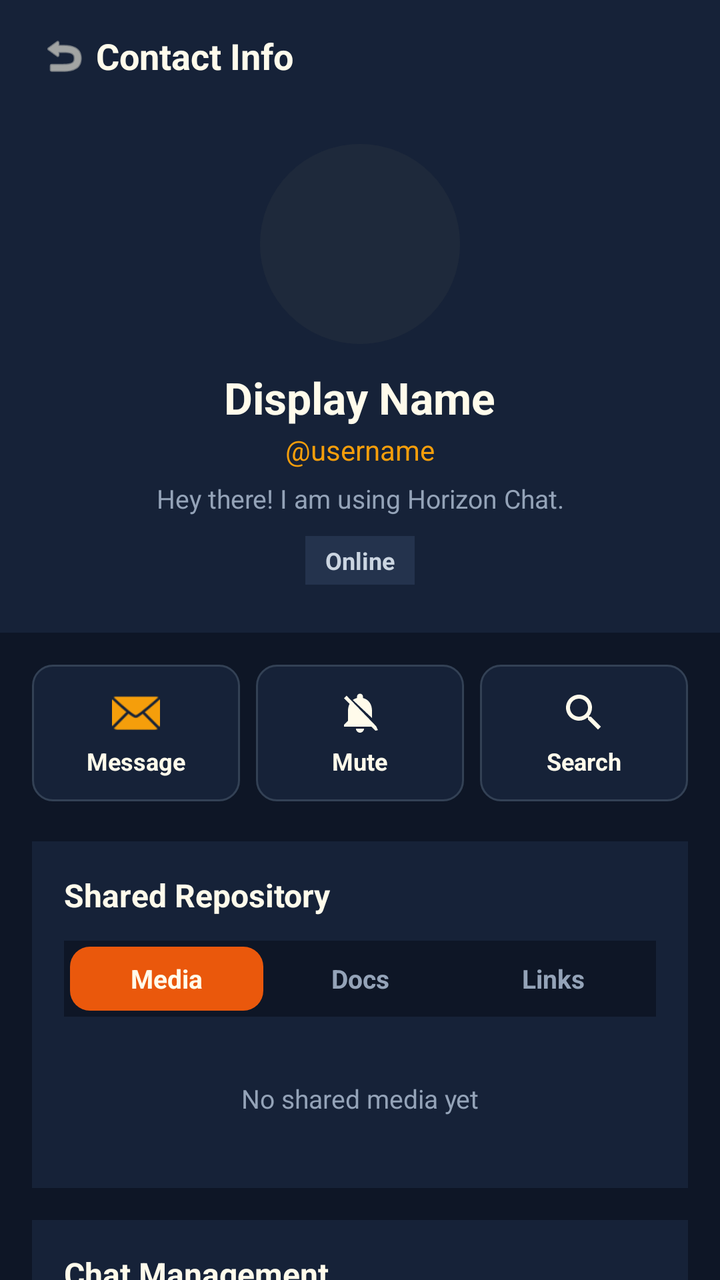
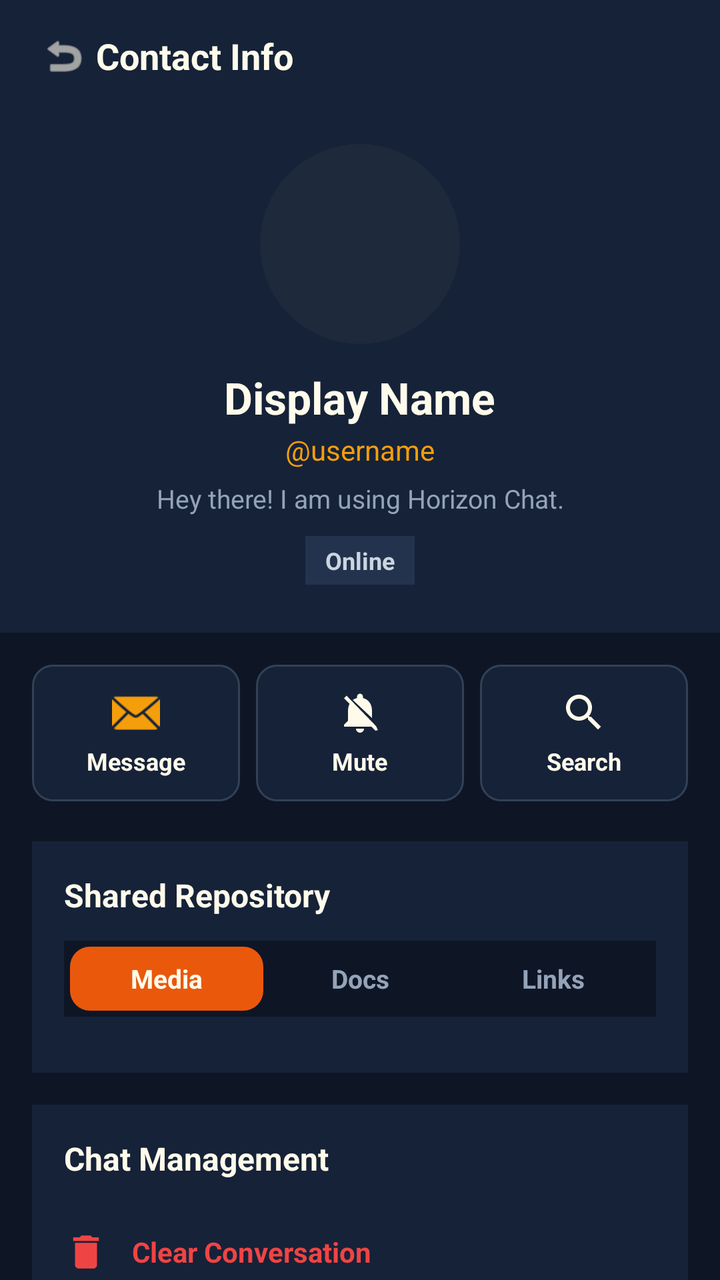

An Android layout rendered at two revisions. The XML below is the earlier revision; the diff shows what the commit changed to produce the second picture.
<!-- AndroidManifest.xml: application theme Theme.HorizonChat -->
<!-- res/layout/activity_user_profile.xml -->
<?xml version="1.0" encoding="utf-8"?>
<androidx.core.widget.NestedScrollView xmlns:android="http://schemas.android.com/apk/res/android"
    xmlns:app="http://schemas.android.com/apk/res-auto"
    android:layout_width="match_parent"
    android:layout_height="match_parent"
    android:background="@color/bg_base"
    android:fillViewport="true">

    <LinearLayout
        android:layout_width="match_parent"
        android:layout_height="wrap_content"
        android:orientation="vertical"
        android:paddingBottom="40dp">

        
        <androidx.appcompat.widget.Toolbar
            android:id="@+id/toolbarProfile"
            android:layout_width="match_parent"
            android:layout_height="?attr/actionBarSize"
            android:background="@color/surface">

            <ImageView
                android:id="@+id/btnBack"
                android:layout_width="32dp"
                android:layout_height="32dp"
                android:src="@android:drawable/ic_menu_revert"
                android:padding="4dp"
                app:tint="@color/text_primary" />

            <TextView
                android:layout_width="wrap_content"
                android:layout_height="wrap_content"
                android:layout_marginStart="16dp"
                android:text="Contact Info"
                android:textColor="@color/text_primary"
                android:textSize="18sp"
                android:textStyle="bold" />

        </androidx.appcompat.widget.Toolbar>

        
        <LinearLayout
            android:layout_width="match_parent"
            android:layout_height="wrap_content"
            android:orientation="vertical"
            android:gravity="center"
            android:background="@color/surface"
            android:paddingHorizontal="24dp"
            android:paddingTop="16dp"
            android:paddingBottom="24dp">

            
            <FrameLayout
                android:layout_width="100dp"
                android:layout_height="100dp">

                <ImageView
                    android:id="@+id/ivUserAvatar"
                    android:layout_width="100dp"
                    android:layout_height="100dp"
                    android:background="@drawable/circle_avatar_bg"
                    android:scaleType="centerCrop" />

                <TextView
                    android:id="@+id/tvAvatarInitials"
                    android:layout_width="100dp"
                    android:layout_height="100dp"
                    android:gravity="center"
                    android:textColor="@color/accent_amber"
                    android:textSize="36sp"
                    android:textStyle="bold"
                    android:background="@drawable/circle_avatar_bg"
                    android:visibility="GONE" />

            </FrameLayout>

            <TextView
                android:id="@+id/tvDisplayName"
                android:layout_width="wrap_content"
                android:layout_height="wrap_content"
                android:text="Display Name"
                android:textColor="@color/text_primary"
                android:textSize="22sp"
                android:textStyle="bold"
                android:layout_marginTop="12dp" />

            <TextView
                android:id="@+id/tvUsernameHandle"
                android:layout_width="wrap_content"
                android:layout_height="wrap_content"
                android:text="@username"
                android:textColor="@color/accent_amber"
                android:textSize="14sp"
                android:layout_marginTop="2dp" />

            <TextView
                android:id="@+id/tvBioStatus"
                android:layout_width="wrap_content"
                android:layout_height="wrap_content"
                android:text="Hey there! I am using Horizon Chat."
                android:textColor="@color/text_muted"
                android:textSize="13sp"
                android:gravity="center"
                android:layout_marginTop="6dp" />

            <TextView
                android:id="@+id/tvLastSeen"
                android:layout_width="wrap_content"
                android:layout_height="wrap_content"
                android:text="Online"
                android:textColor="@color/ticks_sent"
                android:textSize="12sp"
                android:textStyle="bold"
                android:background="#24334D"
                android:paddingHorizontal="10dp"
                android:paddingVertical="4dp"
                android:layout_marginTop="10dp" />

        </LinearLayout>

        
        <LinearLayout
            android:layout_width="match_parent"
            android:layout_height="wrap_content"
            android:orientation="horizontal"
            android:padding="16dp"
            android:gravity="center">

            
            <LinearLayout
                android:id="@+id/btnQuickMessage"
                android:layout_width="0dp"
                android:layout_height="wrap_content"
                android:layout_weight="1"
                android:orientation="vertical"
                android:gravity="center"
                android:background="@drawable/input_bg"
                android:padding="12dp"
                android:layout_marginEnd="8dp">

                <ImageView
                    android:layout_width="24dp"
                    android:layout_height="24dp"
                    android:src="@android:drawable/ic_dialog_email"
                    app:tint="@color/accent_amber" />

                <TextView
                    android:layout_width="wrap_content"
                    android:layout_height="wrap_content"
                    android:text="Message"
                    android:textColor="@color/text_primary"
                    android:textSize="12sp"
                    android:textStyle="bold"
                    android:layout_marginTop="4dp" />

            </LinearLayout>

            
            <LinearLayout
                android:id="@+id/btnQuickMute"
                android:layout_width="0dp"
                android:layout_height="wrap_content"
                android:layout_weight="1"
                android:orientation="vertical"
                android:gravity="center"
                android:background="@drawable/input_bg"
                android:padding="12dp"
                android:layout_marginEnd="8dp">

                <ImageView
                    android:id="@+id/ivMuteIcon"
                    android:layout_width="24dp"
                    android:layout_height="24dp"
                    android:src="@drawable/ic_bell_mute"
                    app:tint="@color/text_primary" />

                <TextView
                    android:id="@+id/tvMuteLabel"
                    android:layout_width="wrap_content"
                    android:layout_height="wrap_content"
                    android:text="Mute"
                    android:textColor="@color/text_primary"
                    android:textSize="12sp"
                    android:textStyle="bold"
                    android:layout_marginTop="4dp" />

            </LinearLayout>

            
            <LinearLayout
                android:id="@+id/btnQuickSearch"
                android:layout_width="0dp"
                android:layout_height="wrap_content"
                android:layout_weight="1"
                android:orientation="vertical"
                android:gravity="center"
                android:background="@drawable/input_bg"
                android:padding="12dp">

                <ImageView
                    android:layout_width="24dp"
                    android:layout_height="24dp"
                    android:src="@drawable/ic_search"
                    app:tint="@color/text_primary" />

                <TextView
                    android:layout_width="wrap_content"
                    android:layout_height="wrap_content"
                    android:text="Search"
                    android:textColor="@color/text_primary"
                    android:textSize="12sp"
                    android:textStyle="bold"
                    android:layout_marginTop="4dp" />

            </LinearLayout>

        </LinearLayout>

        
        <LinearLayout
            android:layout_width="match_parent"
            android:layout_height="wrap_content"
            android:orientation="vertical"
            android:background="@color/surface"
            android:layout_marginHorizontal="16dp"
            android:layout_marginTop="4dp"
            android:padding="16dp">

            <TextView
                android:layout_width="wrap_content"
                android:layout_height="wrap_content"
                android:text="Shared Repository"
                android:textColor="@color/text_primary"
                android:textSize="16sp"
                android:textStyle="bold"
                android:layout_marginBottom="12dp" />

            
            <LinearLayout
                android:layout_width="match_parent"
                android:layout_height="38dp"
                android:orientation="horizontal"
                android:background="@color/bg_base"
                android:padding="3dp">

                <TextView
                    android:id="@+id/tabMedia"
                    android:layout_width="0dp"
                    android:layout_height="match_parent"
                    android:layout_weight="1"
                    android:gravity="center"
                    android:text="Media"
                    android:textColor="@color/text_primary"
                    android:textSize="13sp"
                    android:textStyle="bold"
                    android:background="@drawable/button_primary_glow" />

                <TextView
                    android:id="@+id/tabDocs"
                    android:layout_width="0dp"
                    android:layout_height="match_parent"
                    android:layout_weight="1"
                    android:gravity="center"
                    android:text="Docs"
                    android:textColor="@color/text_muted"
                    android:textSize="13sp"
                    android:textStyle="bold" />

                <TextView
                    android:id="@+id/tabLinks"
                    android:layout_width="0dp"
                    android:layout_height="match_parent"
                    android:layout_weight="1"
                    android:gravity="center"
                    android:text="Links"
                    android:textColor="@color/text_muted"
                    android:textSize="13sp"
                    android:textStyle="bold" />

            </LinearLayout>

            
            <androidx.recyclerview.widget.RecyclerView
                android:id="@+id/rvSharedRepository"
                android:layout_width="match_parent"
                android:layout_height="wrap_content"
                android:layout_marginTop="12dp"
                android:nestedScrollingEnabled="false" />

            <TextView
                android:id="@+id/tvEmptyRepository"
                android:layout_width="match_parent"
                android:layout_height="wrap_content"
                android:text="No shared media yet"
                android:textColor="@color/text_muted"
                android:textSize="13sp"
                android:gravity="center"
                android:paddingVertical="20dp"
                android:visibility="GONE" />

        </LinearLayout>

        
        <LinearLayout
            android:layout_width="match_parent"
            android:layout_height="wrap_content"
            android:orientation="vertical"
            android:background="@color/surface"
            android:layout_marginHorizontal="16dp"
            android:layout_marginTop="16dp"
            android:padding="16dp">

            <TextView
                android:layout_width="wrap_content"
                android:layout_height="wrap_content"
                android:text="Chat Management"
                android:textColor="@color/text_primary"
                android:textSize="16sp"
                android:textStyle="bold"
                android:layout_marginBottom="12dp" />

            
            <LinearLayout
                android:id="@+id/btnActionClearChat"
                android:layout_width="match_parent"
                android:layout_height="48dp"
                android:orientation="horizontal"
                android:gravity="center_vertical"
                android:clickable="true"
                android:focusable="true">

                <ImageView
                    android:layout_width="22dp"
                    android:layout_height="22dp"
                    android:src="@drawable/ic_clear_chat"
                    app:tint="#EF4444" />

                <TextView
                    android:layout_width="wrap_content"
                    android:layout_height="wrap_content"
                    android:text="Clear Conversation"
                    android:textColor="#EF4444"
                    android:textSize="14sp"
                    android:textStyle="bold"
                    android:layout_marginStart="12dp" />

            </LinearLayout>

            <View
                android:layout_width="match_parent"
                android:layout_height="1dp"
                android:background="#24334D"
                android:layout_marginVertical="4dp" />

            
            <LinearLayout
                android:id="@+id/btnActionBlockUser"
                android:layout_width="match_parent"
                android:layout_height="48dp"
                android:orientation="horizontal"
                android:gravity="center_vertical"
                android:clickable="true"
                android:focusable="true">

                <ImageView
                    android:id="@+id/ivBlockIcon"
                    android:layout_width="22dp"
                    android:layout_height="22dp"
                    android:src="@drawable/ic_block"
                    app:tint="#EF4444" />

                <TextView
                    android:id="@+id/tvBlockLabel"
                    android:layout_width="wrap_content"
                    android:layout_height="wrap_content"
                    android:text="Block @username"
                    android:textColor="#EF4444"
                    android:textSize="14sp"
                    android:textStyle="bold"
                    android:layout_marginStart="12dp" />

            </LinearLayout>

            <View
                android:layout_width="match_parent"
                android:layout_height="1dp"
                android:background="#24334D"
                android:layout_marginVertical="4dp" />

            
            <LinearLayout
                android:id="@+id/btnActionReportUser"
                android:layout_width="match_parent"
                android:layout_height="48dp"
                android:orientation="horizontal"
                android:gravity="center_vertical"
                android:clickable="true"
                android:focusable="true">

                <ImageView
                    android:layout_width="22dp"
                    android:layout_height="22dp"
                    android:src="@drawable/ic_report"
                    app:tint="@color/accent_amber" />

                <TextView
                    android:layout_width="wrap_content"
                    android:layout_height="wrap_content"
                    android:text="Report Account"
                    android:textColor="@color/accent_amber"
                    android:textSize="14sp"
                    android:textStyle="bold"
                    android:layout_marginStart="12dp" />

            </LinearLayout>

        </LinearLayout>

    </LinearLayout>

</androidx.core.widget.NestedScrollView>
<!-- resources referenced by this layout -->
<resources>
  <color name="accent_amber">#F59E0B</color>
  <color name="bg_base">#0E1626</color>
  <color name="surface">#162238</color>
  <color name="text_muted">#94A3B8</color>
  <color name="text_primary">#FFFBEB</color>
  <color name="ticks_sent">#CBD5E1</color>
  <!-- drawable button_primary_glow (drawable) -->
  <?xml version="1.0" encoding="utf-8"?>
  <shape xmlns:android="http://schemas.android.com/apk/res/android"
      android:shape="rectangle">
      <solid android:color="@color/primary_coral" />
      <corners android:radius="10dp" />
  </shape>
  <!-- drawable circle_avatar_bg (drawable) -->
  <?xml version="1.0" encoding="utf-8"?>
  <shape xmlns:android="http://schemas.android.com/apk/res/android"
      android:shape="oval">
      <solid android:color="@color/surface_elevated" />
  </shape>
  <!-- drawable ic_bell_mute (drawable) -->
  <vector xmlns:android="http://schemas.android.com/apk/res/android"
      android:width="24dp"
      android:height="24dp"
      android:viewportWidth="24"
      android:viewportHeight="24">
      <path
          android:fillColor="#FFFBEB"
          android:pathData="M20,18.69L7.84,6.14 5.27,3.49 4,4.76l2.8,2.8v0.01c-0.52,0.99 -0.8,2.16 -0.8,3.43v5l-2,2v1h13.73l2,2L21,20.73l-1,-2.04zM12,22c1.11,0 2,-0.89 2,-2h-4c0,1.11 0.89,2 2,2zm6,-7.32V11c0,-3.07 -1.63,-5.64 -4.5,-6.32V4c0,-0.83 -0.67,-1.5 -1.5,-1.5s-1.5,0.67 -1.5,1.5v0.68c-0.78,0.18 -1.49,0.52 -2.11,0.97L18,14.68z" />
  </vector>
  <!-- drawable ic_block (drawable) -->
  <vector xmlns:android="http://schemas.android.com/apk/res/android"
      android:width="24dp"
      android:height="24dp"
      android:viewportWidth="24"
      android:viewportHeight="24">
      <path
          android:fillColor="#EF4444"
          android:pathData="M12,2C6.48,2 2,6.48 2,12s4.48,10 10,10 10,-4.48 10,-10S17.52,2 12,2zm0,18c-4.42,0 -8,-3.58 -8,-8 0,-1.85 0.63,-3.55 1.69,-4.9L16.9,18.31C15.55,19.37 13.85,20 12,20zm6.31,-3.1L7.1,5.69C8.45,4.63 10.15,4 12,4c4.42,0 8,3.58 8,8 0,1.85 -0.63,3.55 -1.69,4.9z" />
  </vector>
  <!-- drawable ic_clear_chat (drawable) -->
  <vector xmlns:android="http://schemas.android.com/apk/res/android"
      android:width="24dp"
      android:height="24dp"
      android:viewportWidth="24"
      android:viewportHeight="24">
      <path
          android:fillColor="#EF4444"
          android:pathData="M6,19c0,1.1 0.9,2 2,2h8c1.1,0 2,-0.9 2,-2V7H6v12zM19,4h-3.5l-1,-1h-5l-1,1H5v2h14V4z" />
  </vector>
  <!-- drawable ic_report (drawable) -->
  <vector xmlns:android="http://schemas.android.com/apk/res/android"
      android:width="24dp"
      android:height="24dp"
      android:viewportWidth="24"
      android:viewportHeight="24">
      <path
          android:fillColor="#F59E0B"
          android:pathData="M1,21h22L12,2 1,21zm12,-3h-2v-2h2v2zm0,-4h-2v-4h2v4z" />
  </vector>
  <!-- drawable ic_search (drawable) -->
  <vector xmlns:android="http://schemas.android.com/apk/res/android"
      android:width="24dp"
      android:height="24dp"
      android:viewportWidth="24"
      android:viewportHeight="24">
      <path
          android:fillColor="#FFFBEB"
          android:pathData="M15.5,14h-0.79l-0.28,-0.27C15.41,12.59 16,11.11 16,9.5 16,5.91 13.09,3 9.5,3S3,5.91 3,9.5 5.91,16 9.5,16c1.61,0 3.09,-0.59 4.23,-1.57l0.27,0.28v0.79l5,4.99L20.49,19l-4.99,-5zm-6,0C7.01,14 5,11.99 5,9.5S7.01,5 9.5,5 14,7.01 14,9.5 11.99,14 9.5,14z" />
  </vector>
  <!-- drawable input_bg (drawable) -->
  <?xml version="1.0" encoding="utf-8"?>
  <shape xmlns:android="http://schemas.android.com/apk/res/android"
      android:shape="rectangle">
      <solid android:color="@color/surface" />
      <corners android:radius="10dp" />
      <stroke
          android:width="1dp"
          android:color="#334155" />
  </shape>
  <color name="primary_coral">#EA580C</color>
  <color name="surface_elevated">#1E293B</color>
  <color name="bubble_sent">#EA580C</color>
  <color name="accent_glow">#FBBF24</color>
  <!-- unchanged entries left out for length: 1 -->
</resources>

<!-- the commit's change to res/layout/activity_user_profile.xml (unified diff, before → after) -->
@@ -70,7 +70,7 @@
                     android:textSize="36sp"
                     android:textStyle="bold"
                     android:background="@drawable/circle_avatar_bg"
-                    android:visibility="GONE" />
+                    android:visibility="gone" />
 
             </FrameLayout>
 
@@ -296,7 +296,7 @@
                 android:textSize="13sp"
                 android:gravity="center"
                 android:paddingVertical="20dp"
-                android:visibility="GONE" />
+                android:visibility="gone" />
 
         </LinearLayout>
 
